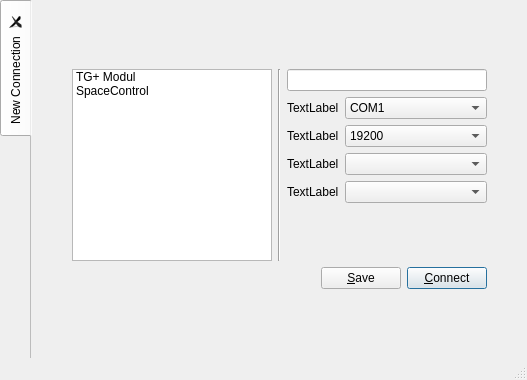
Old version of the form src/ui/mainwindow.ui in the repository solaristhesun/superterm.
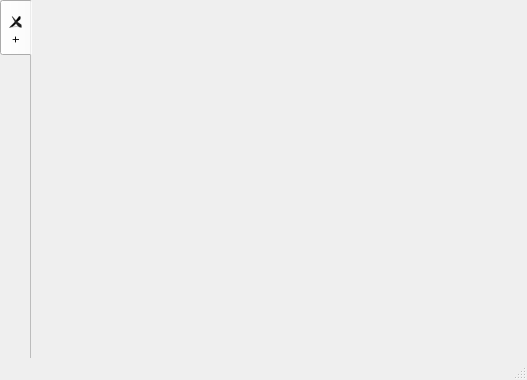
New version of the form. Custom widgets are drawn as their Qt base class.

Commit message: experimenting with the layout

```diff
--- a/src/ui/mainwindow.ui
+++ b/src/ui/mainwindow.ui
@@ -64,332 +64,15 @@
       <property name="movable">
        <bool>true</bool>
       </property>
-      <widget class="QWidget" name="Add">
+      <widget class="QWidget" name="tab">
+       <property name="styleSheet">
+        <string notr="true">height: 10px;
+padding: 0;
+width: 10px;</string>
+       </property>
        <attribute name="title">
-        <string>New Connection</string>
+        <string>+</string>
        </attribute>
-       <layout class="QGridLayout" name="gridLayout" rowstretch="0,0,0,0,0" columnstretch="0,0,0">
-        <property name="sizeConstraint">
-         <enum>QLayout::SetDefaultConstraint</enum>
-        </property>
-        <property name="horizontalSpacing">
-         <number>1</number>
-        </property>
-        <item row="4" column="1">
-         <spacer name="verticalSpacer">
-          <property name="orientation">
-           <enum>Qt::Vertical</enum>
-          </property>
-          <property name="sizeHint" stdset="0">
-           <size>
-            <width>20</width>
-            <height>40</height>
-           </size>
-          </property>
-         </spacer>
-        </item>
-        <item row="1" column="2">
-         <spacer name="horizontalSpacer_2">
-          <property name="orientation">
-           <enum>Qt::Horizontal</enum>
-          </property>
-          <property name="sizeHint" stdset="0">
-           <size>
-            <width>40</width>
-            <height>20</height>
-           </size>
-          </property>
-         </spacer>
-        </item>
-        <item row="1" column="1">
-         <widget class="QFrame" name="frame">
-          <property name="sizePolicy">
-           <sizepolicy hsizetype="Preferred" vsizetype="Preferred">
-            <horstretch>1</horstretch>
-            <verstretch>0</verstretch>
-           </sizepolicy>
-          </property>
-          <property name="frameShape">
-           <enum>QFrame::NoFrame</enum>
-          </property>
-          <property name="frameShadow">
-           <enum>QFrame::Raised</enum>
-          </property>
-          <layout class="QHBoxLayout" name="horizontalLayout">
-           <property name="sizeConstraint">
-            <enum>QLayout::SetMaximumSize</enum>
-           </property>
-           <property name="leftMargin">
-            <number>0</number>
-           </property>
-           <property name="topMargin">
-            <number>0</number>
-           </property>
-           <property name="rightMargin">
-            <number>0</number>
-           </property>
-           <property name="bottomMargin">
-            <number>0</number>
-           </property>
-           <item>
-            <widget class="QListWidget" name="listWidget">
-             <property name="minimumSize">
-              <size>
-               <width>200</width>
-               <height>0</height>
-              </size>
-             </property>
-             <property name="maximumSize">
-              <size>
-               <width>200</width>
-               <height>16777215</height>
-              </size>
-             </property>
-             <item>
-              <property name="text">
-               <string>TG+ Modul</string>
-              </property>
-             </item>
-             <item>
-              <property name="text">
-               <string>SpaceControl</string>
-              </property>
-             </item>
-            </widget>
-           </item>
-           <item>
-            <widget class="Line" name="line">
-             <property name="orientation">
-              <enum>Qt::Vertical</enum>
-             </property>
-            </widget>
-           </item>
-           <item>
-            <widget class="QFrame" name="frame_2">
-             <property name="minimumSize">
-              <size>
-               <width>200</width>
-               <height>0</height>
-              </size>
-             </property>
-             <property name="maximumSize">
-              <size>
-               <width>200</width>
-               <height>16777215</height>
-              </size>
-             </property>
-             <property name="frameShape">
-              <enum>QFrame::NoFrame</enum>
-             </property>
-             <property name="frameShadow">
-              <enum>QFrame::Raised</enum>
-             </property>
-             <layout class="QFormLayout" name="formLayout">
-              <property name="leftMargin">
-               <number>0</number>
-              </property>
-              <property name="topMargin">
-               <number>0</number>
-              </property>
-              <property name="rightMargin">
-               <number>0</number>
-              </property>
-              <property name="bottomMargin">
-               <number>0</number>
-              </property>
-              <item row="0" column="0" colspan="2">
-               <widget class="QLineEdit" name="lineEdit"/>
-              </item>
-              <item row="2" column="1">
-               <widget class="QComboBox" name="comboBox">
-                <item>
-                 <property name="text">
-                  <string>COM1</string>
-                 </property>
-                </item>
-                <item>
-                 <property name="text">
-                  <string>COM2</string>
-                 </property>
-                </item>
-                <item>
-                 <property name="text">
-                  <string>COM3</string>
-                 </property>
-                </item>
-                <item>
-                 <property name="text">
-                  <string>COM4</string>
-                 </property>
-                </item>
-                <item>
-                 <property name="text">
-                  <string>COM5</string>
-                 </property>
-                </item>
-                <item>
-                 <property name="text">
-                  <string>COM6</string>
-                 </property>
-                </item>
-                <item>
-                 <property name="text">
-                  <string>COM7</string>
-                 </property>
-                </item>
-                <item>
-                 <property name="text">
-                  <string>COM8</string>
-                 </property>
-                </item>
-                <item>
-                 <property name="text">
-                  <string>/dev/ttyS10</string>
-                 </property>
-                </item>
-               </widget>
-              </item>
-              <item row="4" column="1">
-               <widget class="QComboBox" name="comboBox_3">
-                <item>
-                 <property name="text">
-                  <string>19200</string>
-                 </property>
-                </item>
-                <item>
-                 <property name="text">
-                  <string>115200</string>
-                 </property>
-                </item>
-               </widget>
-              </item>
-              <item row="5" column="1">
-               <widget class="QComboBox" name="comboBox_2"/>
-              </item>
-              <item row="6" column="1">
-               <widget class="QComboBox" name="comboBox_4"/>
-              </item>
-              <item row="2" column="0">
-               <widget class="QLabel" name="label">
-                <property name="text">
-                 <string>TextLabel</string>
-                </property>
-               </widget>
-              </item>
-              <item row="4" column="0">
-               <widget class="QLabel" name="label_2">
-                <property name="text">
-                 <string>TextLabel</string>
-                </property>
-               </widget>
-              </item>
-              <item row="5" column="0">
-               <widget class="QLabel" name="label_3">
-                <property name="text">
-                 <string>TextLabel</string>
-                </property>
-               </widget>
-              </item>
-              <item row="6" column="0">
-               <widget class="QLabel" name="label_4">
-                <property name="text">
-                 <string>TextLabel</string>
-                </property>
-               </widget>
-              </item>
-             </layout>
-            </widget>
-           </item>
-          </layout>
-         </widget>
-        </item>
-        <item row="1" column="0">
-         <spacer name="horizontalSpacer">
-          <property name="orientation">
-           <enum>Qt::Horizontal</enum>
-          </property>
-          <property name="sizeHint" stdset="0">
-           <size>
-            <width>40</width>
-            <height>20</height>
-           </size>
-          </property>
-         </spacer>
-        </item>
-        <item row="0" column="1">
-         <spacer name="verticalSpacer_2">
-          <property name="orientation">
-           <enum>Qt::Vertical</enum>
-          </property>
-          <property name="sizeHint" stdset="0">
-           <size>
-            <width>20</width>
-            <height>40</height>
-           </size>
-          </property>
-         </spacer>
-        </item>
-        <item row="2" column="2">
-         <spacer name="horizontalSpacer_4">
-          <property name="orientation">
-           <enum>Qt::Horizontal</enum>
-          </property>
-          <property name="sizeHint" stdset="0">
-           <size>
-            <width>40</width>
-            <height>20</height>
-           </size>
-          </property>
-         </spacer>
-        </item>
-        <item row="2" column="0">
-         <spacer name="horizontalSpacer_3">
-          <property name="orientation">
-           <enum>Qt::Horizontal</enum>
-          </property>
-          <property name="sizeHint" stdset="0">
-           <size>
-            <width>40</width>
-            <height>20</height>
-           </size>
-          </property>
-         </spacer>
-        </item>
-        <item row="2" column="1">
-         <layout class="QHBoxLayout" name="horizontalLayout_2">
-          <item>
-           <spacer name="horizontalSpacer_5">
-            <property name="orientation">
-             <enum>Qt::Horizontal</enum>
-            </property>
-            <property name="sizeHint" stdset="0">
-             <size>
-              <width>40</width>
-              <height>20</height>
-             </size>
-            </property>
-           </spacer>
-          </item>
-          <item>
-           <widget class="QPushButton" name="pushButton_2">
-            <property name="text">
-             <string>&amp;Save</string>
-            </property>
-           </widget>
-          </item>
-          <item>
-           <widget class="QPushButton" name="pushButton">
-            <property name="text">
-             <string>&amp;Connect</string>
-            </property>
-            <property name="default">
-             <bool>true</bool>
-            </property>
-           </widget>
-          </item>
-         </layout>
-        </item>
-       </layout>
       </widget>
      </widget>
     </item>
```
Left out of the diff: 21 changed lines with no effect on the pictures. The commit also changes 6 other files.
